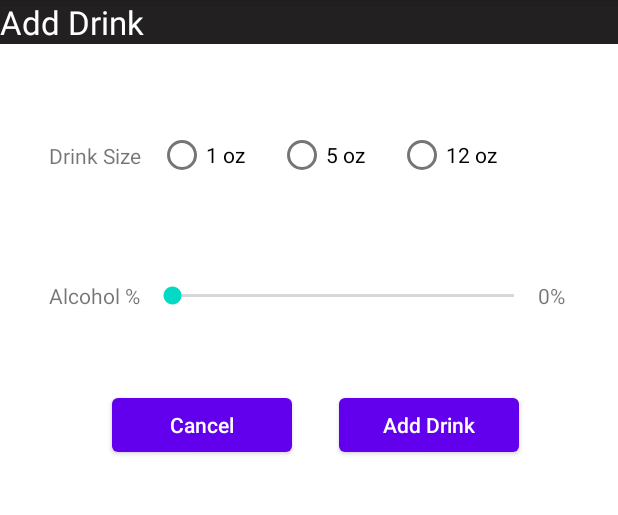
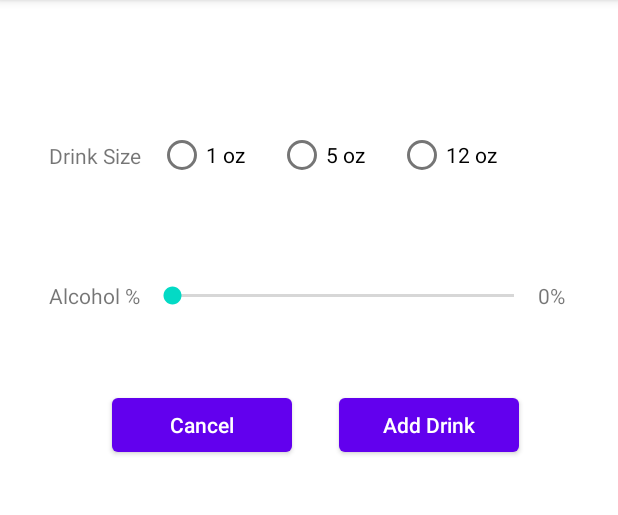
Before and after one commit to DragonLLNG/BAC_Calculation, an Android app: the AddDrink screen opened directly, with no data from a screen before it, on a phone screen of 412 x 824 dp, the part 84-599 px from its top. Run offline under Robolectric (Android 15) with nearby library versions, the phone set to English and light mode, and no system bars.

Commit message:
Front end

```diff
--- a/app/src/main/res/layout/activity_add_drink.xml
+++ b/app/src/main/res/layout/activity_add_drink.xml
@@ -33,21 +33,6 @@
         app:layout_constraintStart_toStartOf="parent"
         app:layout_constraintTop_toTopOf="parent"
         app:layout_constraintVertical_bias="0.36" />
-
-    <TextView
-        android:id="@+id/heading3"
-        android:layout_width="match_parent"
-        android:layout_height="wrap_content"
-        android:background="@color/dark_grey"
-        android:text="@string/heading3"
-        android:textAppearance="@style/TextAppearance.AppCompat.Large"
-        android:textColor="@color/white"
-        app:layout_constraintBottom_toBottomOf="parent"
-        app:layout_constraintEnd_toEndOf="parent"
-        app:layout_constraintHorizontal_bias="0.0"
-        app:layout_constraintStart_toStartOf="parent"
-        app:layout_constraintTop_toTopOf="parent"
-        app:layout_constraintVertical_bias="0.0" />
 
     <TextView
         android:id="@+id/drink_size_txt"
```
Also changed, not shown: app/src/main/java/com/example/baccalculation/MainActivity.java (+13 -0 lines), app/src/main/java/com/example/baccalculation/SetWeightGender.java (+53 -0 lines), app/src/main/res/layout/activity_main.xml (+0 -15 lines), app/src/main/res/layout/activity_set_weight_gender.xml (+0 -15 lines), app/src/main/res/layout/activity_view_drinks.xml (+0 -15 lines).
